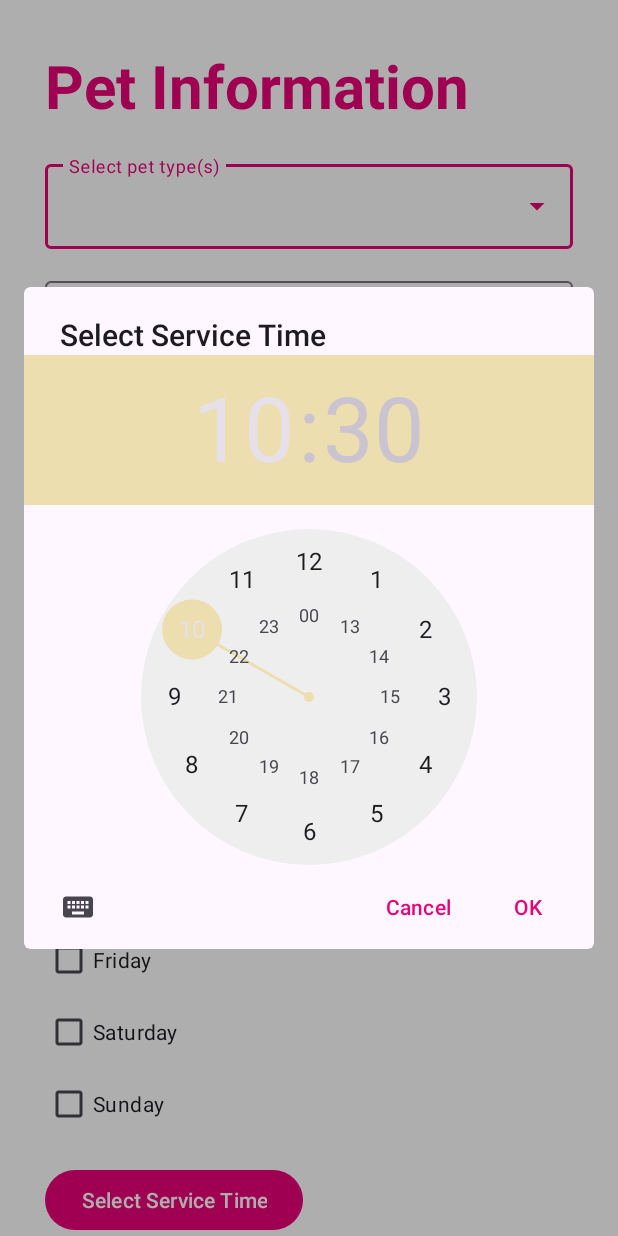
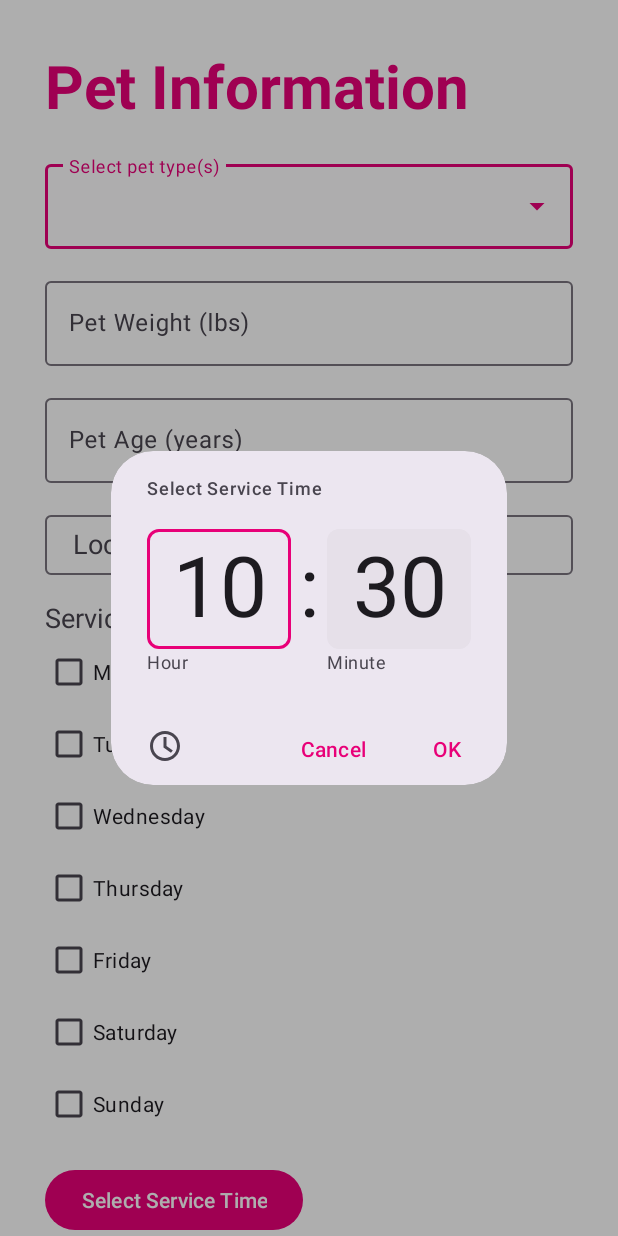
Before and after one commit to SimonValentino/FurbabyPetCareApp, an Android app: the DetailedSearchActivity screen opened directly, with no data from a screen before it, after a tap on "Select Service Time", on a phone screen of 412 x 824 dp. Run offline under Robolectric (Android 15) with nearby library versions, the phone set to English and light mode, and no system bars.

Commit message:
Added the clock time setting.

```diff
--- a/app/src/main/java/com/example/furbabypetcareapp/DetailedSearchActivity.java
+++ b/app/src/main/java/com/example/furbabypetcareapp/DetailedSearchActivity.java
@@ -4,23 +4,18 @@ import android.app.TimePickerDialog;
 import android.content.Intent;
 import android.os.Bundle;
 import android.view.View;
-import android.widget.AdapterView;
-import android.widget.ArrayAdapter;
-import android.widget.AutoCompleteTextView;
-import android.widget.Button;
-import android.widget.CheckBox;
-import android.widget.EditText;
-import android.widget.TimePicker;
-import android.widget.Toast;
+import android.widget.*;
 
 import androidx.appcompat.app.AppCompatActivity;
 
+import com.google.android.material.timepicker.MaterialTimePicker;
+import com.google.android.material.timepicker.TimeFormat;
+
 import java.util.Calendar;
+import java.util.Locale;
 
 public class DetailedSearchActivity extends AppCompatActivity {
-    String[] petTypes = {"Dog", "Cat"};
-
-    String[] locationSuggestions = getResources().getStringArray(R.array.states_and_cities);
+    String[] petTypes = {"Dog", "Cat"}, locationSuggestions;
 
     AutoCompleteTextView autoCompleteTextView, locationAutoCompleteTextView;
     EditText petWeightEditText, petAgeEditText;
@@ -30,6 +25,8 @@ public class DetailedSearchActivity extends AppCompatActivity {
     protected void onCreate(Bundle savedInstanceState) {
         super.onCreate(savedInstanceState);
         setContentView(R.layout.activity_detailed_search);
+
+        locationSuggestions = getResources().getStringArray(R.array.states_and_cities);
 
         autoCompleteTextView = findViewById(R.id.autoCompleteText);
         arrayAdapter = new ArrayAdapter<>(this, R.layout.list_item, petTypes);
@@ -43,24 +40,32 @@ public class DetailedSearchActivity extends AppCompatActivity {
         petAgeEditText = findViewById(R.id.petAgeEditText);
 
         Button timePickerButton = findViewById(R.id.timePickerButton);
-        timePickerButton.setOnClickListener(new View.OnClickListener() {
-            @Override
-            public void onClick(View v) {
-                Calendar currentTime = Calendar.getInstance();
-                int hour = currentTime.get(Calendar.HOUR_OF_DAY);
-                int minute = currentTime.get(Calendar.MINUTE);
-                TimePickerDialog timePicker;
-                timePicker = new TimePickerDialog(DetailedSearchActivity.this, new TimePickerDialog.OnTimeSetListener() {
-                    @Override
-                    public void onTimeSet(TimePicker view, int hourOfDay, int minute) {
-                        alert("Selected Time: " + hourOfDay + ":" + minute);
-                    }
-                }, hour, minute, true); // True for 24 hour time
-                timePicker.setTitle("Select Service Time");
-                timePicker.show();
-            }
+    }
+
+    public void showTimePicker(View view) {
+        final Calendar c = Calendar.getInstance();
+        int hour = c.get(Calendar.HOUR_OF_DAY);
+        int minute = c.get(Calendar.MINUTE);
+
+        MaterialTimePicker picker = new MaterialTimePicker.Builder()
+                .setTimeFormat(TimeFormat.CLOCK_24H)
+                .setHour(hour)
+                .setMinute(minute)
+                .setTitleText("Select Service Time")
+                .build();
+
+        picker.show(getSupportFragmentManager(), "tag");
+
+        picker.addOnPositiveButtonClickListener(dialog -> {
+            int selectedHour = picker.getHour();
+            int selectedMinute = picker.getMinute();
+
+            String selectedTime = String.format(Locale.getDefault(), "%02d:%02d", selectedHour, selectedMinute);
+            TextView selectedTimeTextView = findViewById(R.id.selectedTimeTextView);
+            selectedTimeTextView.setText("Selected Time: " + selectedTime);
         });
     }
+
 
     public void submitForm(View view) {
         // Implement form submission logic here
--- a/app/src/main/res/layout/activity_detailed_search.xml
+++ b/app/src/main/res/layout/activity_detailed_search.xml
@@ -84,7 +84,7 @@
                 <com.google.android.material.textfield.TextInputLayout
                     android:id="@+id/locationLayout"
                     android:layout_width="match_parent"
-                    android:layout_height="match_parent"
+                    android:layout_height="wrap_content"
                     android:layout_marginTop="16dp"
                     android:hint="    Location">
 
@@ -92,7 +92,7 @@
                         android:id="@+id/locationAutoComplete"
                         android:layout_width="match_parent"
                         android:layout_height="40dp"
-                        android:inputType="text" />
+                        android:inputType="text"/>
                 </com.google.android.material.textfield.TextInputLayout>
 
                 <TextView
@@ -149,8 +149,8 @@
                     android:layout_width="wrap_content"
                     android:layout_height="wrap_content"
                     android:layout_marginTop="16dp"
-                    android:onClick="setTime"
-                    android:text="Select Service Time" />
+                    android:text="Select Service Time"
+                    android:onClick="showTimePicker" />
 
                 <TextView
                     android:id="@+id/selectedTimeTextView"
```
